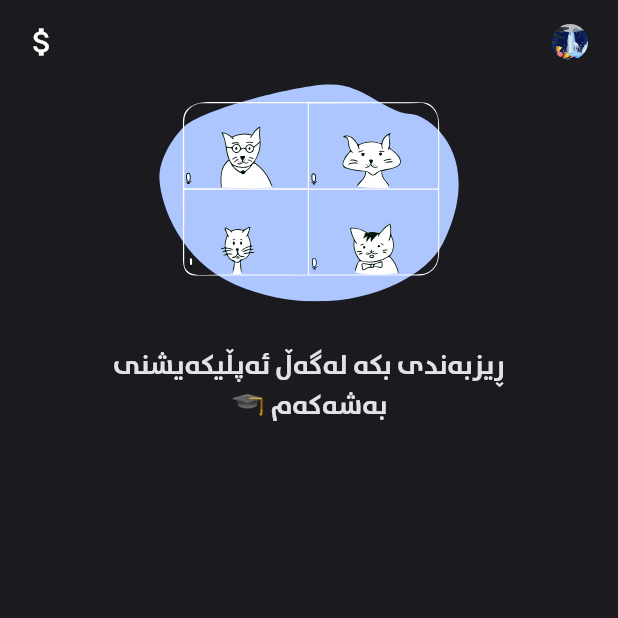
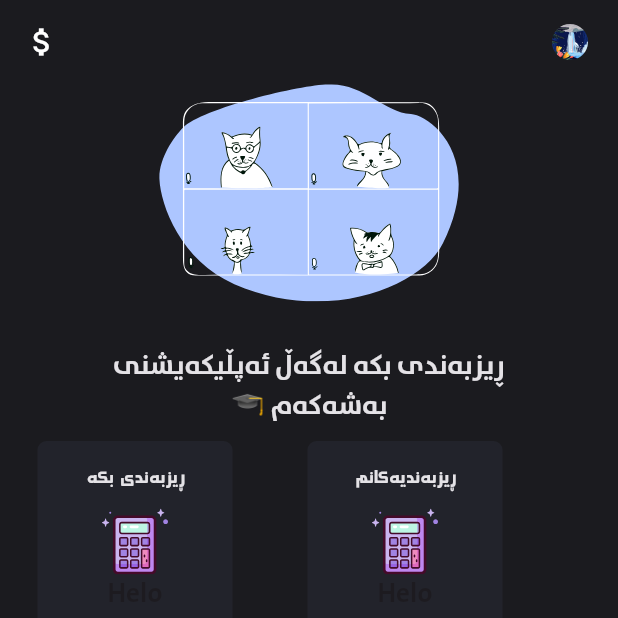
Before and after one commit to akar-jaza/bashakam, a Flutter app: the screen it shows after launch, on a phone screen of 412 x 824 dp, the top half of it. Run offline on Flutter 3.47's test engine with Material 2 defaults, Android fonts, the phone set to English and light mode, and no system bars; our stand-ins replace flutter_svg; missing offline and left inert: dart:ffi.

Commit message:
tanakaya shty tr

```diff
--- a/lib/Homepage.dart
+++ b/lib/Homepage.dart
@@ -92,7 +92,24 @@ class _HomePageState extends State<HomePage> {
                   fontFamily: 'rabarBold',
                 ),
               ),
-
+              Row(
+                children: [
+                  MyCard(
+                    verticalMargin: 10,
+                    imageAsset: 'assets/images/calc.svg',
+                    title: 'Helo',
+                    color: colorFile.kWhiteTextColor,
+                    text: 'ڕیزبەندی بکە',
+                  ),
+                  MyCard(
+                    verticalMargin: 10,
+                    imageAsset: 'assets/images/calc.svg',
+                    title: 'Helo',
+                    color: colorFile.kWhiteTextColor,
+                    text: 'ڕیزبەندیەکانم',
+                  ),
+                ],
+              )
             ],
           ),
         ),
--- a/lib/components/card.dart
+++ b/lib/components/card.dart
@@ -1,45 +1,53 @@
 // ignore_for_file: prefer_const_literals_to_create_immutables, prefer_const_constructors
 
+import 'dart:ffi';
+
+import 'package:bashakam_barawzanko/constantes/Colors.dart';
 import 'package:flutter_svg/flutter_svg.dart';
 import 'package:flutter/material.dart';
 
 class MyCard extends StatelessWidget {
-  const MyCard(
-      {super.key,
+  const MyCard({
+    super.key,
     required this.verticalMargin,
     required this.imageAsset,
     required this.title,
-      required this.color});
+    required this.color,
+    required this.text,
+  });
   final double verticalMargin;
   final String imageAsset;
   final String title;
   final Color color;
+  final String text;
 
   @override
   Widget build(BuildContext context) {
+    ColorFile colorFile = ColorFile();
     return Container(
       margin: EdgeInsets.symmetric(horizontal: 25, vertical: verticalMargin),
-      height: 120,
+      height: 130,
+      width: 130,
       decoration: BoxDecoration(
         borderRadius: BorderRadius.circular(6),
-        color: color,
+        color: colorFile.kMyCardColor,
       ),
       child: Padding(
         padding: const EdgeInsets.all(15.0),
-        child: Row(
-          mainAxisAlignment: MainAxisAlignment.spaceBetween,
+        child: Column(
           children: [
+            Text(
+              text,
+              style: TextStyle(color: colorFile.kWhiteTextColor),
+              textAlign: TextAlign.left,
+            ),
+            SizedBox(height: 10),
             Flexible(
               child: SvgPicture.asset(
                 imageAsset,
-                width: 100,
+                width: 50,
               ),
             ),
-            Column(
-              mainAxisAlignment: MainAxisAlignment.center,
-              crossAxisAlignment: CrossAxisAlignment.end,
-              children: [
-
             Text(
               title,
               style: TextStyle(
@@ -49,8 +57,6 @@ class MyCard extends StatelessWidget {
             ),
           ],
         ),
-          ],
-        ),
       ),
     );
   }
--- a/lib/constantes/Colors.dart
+++ b/lib/constantes/Colors.dart
@@ -6,5 +6,7 @@ class ColorFile {
   Color kblueColor = const Color(0xFFADC6FF); //learn more background
   Color kBoldBlueTextColor = const Color(0xFF0F2F64); //learn more text
   Color kWhiteTextColor = const Color(0xFFE4E2E6); // Storage in UI card E4E2E6
-  Color kGreyTextColor = const Color(0xFFC5C6D1); // grey text color (backup your phone)
+  Color kGreyTextColor =
+      const Color(0xFFC5C6D1); // grey text color (backup your phone)
+  Color kMyCardColor = const Color(0xFF22232B);
 }
```
Lines whose indentation alone changed are shown as unchanged.
